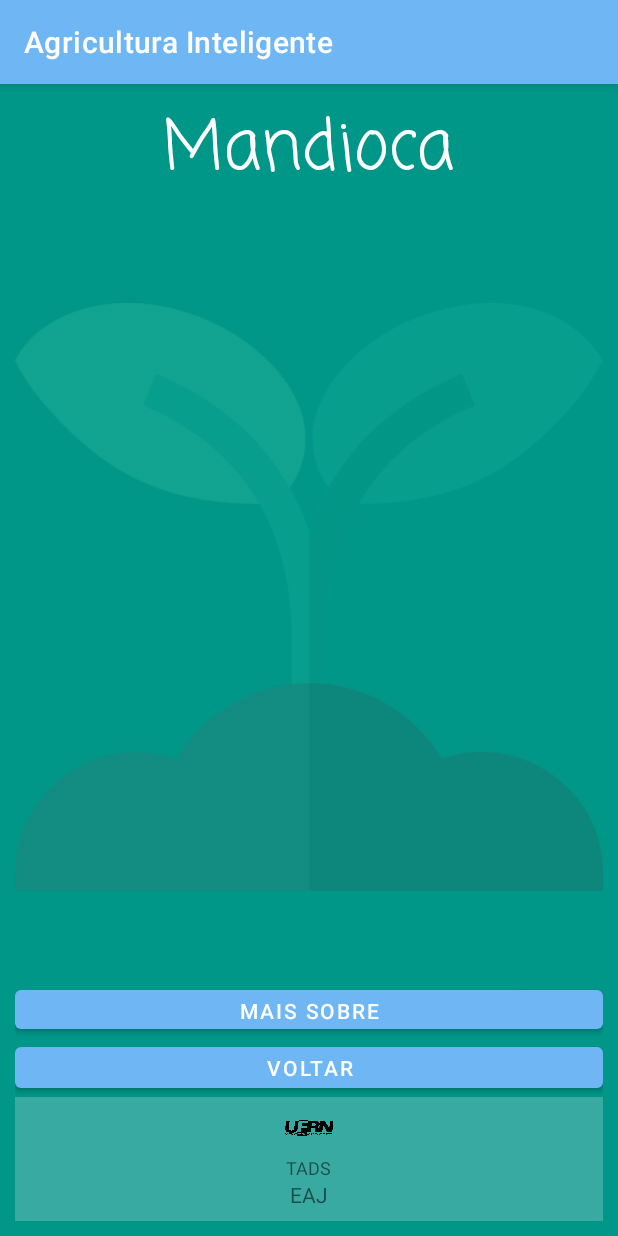
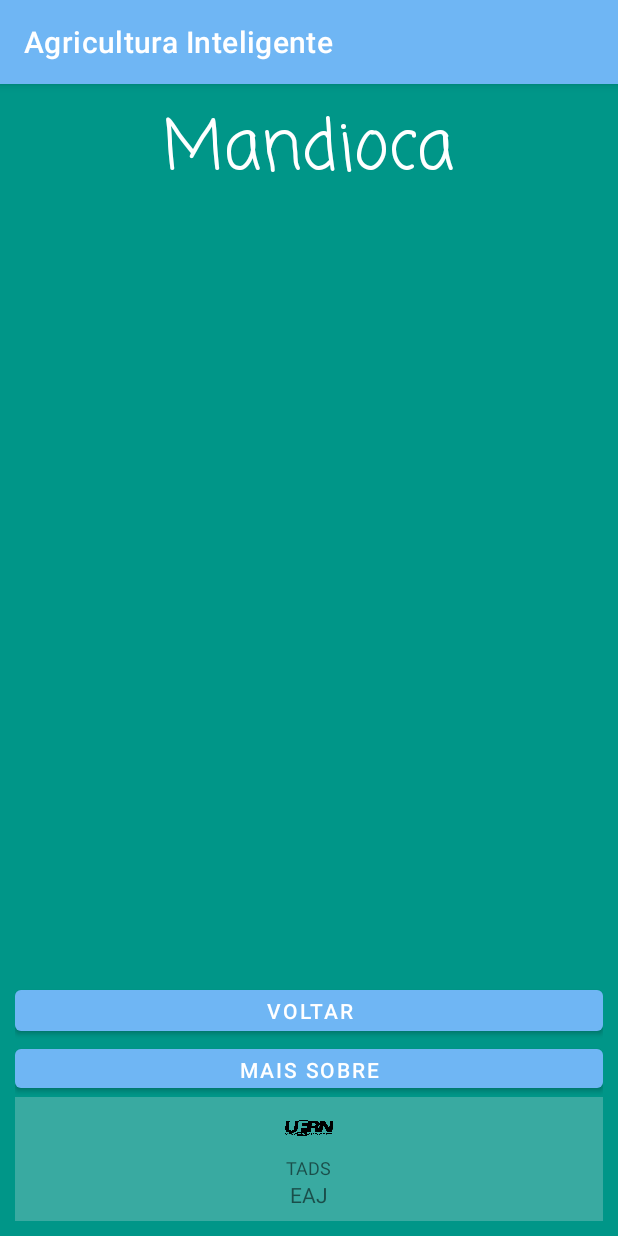
Before and after one commit to v0ltmx/AgriculturaInteligente, an Android app: the Mandioca screen opened directly, with no data from a screen before it, on a phone screen of 412 x 824 dp. Run offline under Robolectric (Android 15) with nearby library versions, the phone set to English and light mode, and no system bars; our stand-ins replace data binding.

Commit message:
botao voltar add

```diff
--- a/app/src/main/AndroidManifest.xml
+++ b/app/src/main/AndroidManifest.xml
@@ -12,6 +12,9 @@
         android:supportsRtl="true"
         android:theme="@style/Theme.AgriculturaInteligente"
         android:usesCleartextTraffic="true">
+        <activity
+            android:name=".MaisSobre"
+            android:exported="false" />
         <activity
             android:name=".Calendario.Calendario"
             android:exported="false" />
--- a/app/src/main/java/com/example/agriculturainteligente/Agriculturas.kt
+++ b/app/src/main/java/com/example/agriculturainteligente/Agriculturas.kt
@@ -16,6 +16,11 @@ class Agriculturas : AppCompatActivity() {
         setContentView(R.layout.activity_agriculturas)
         binding = DataBindingUtil.setContentView(this,R.layout.activity_agriculturas)
         binding.apply {
+
+            voltarInicio.setOnClickListener{
+                val intent = Intent(this@Agriculturas, MainActivity::class.java)
+                startActivity(intent)
+            }
             botaoMandioca.setOnClickListener {
                 val intent = Intent(this@Agriculturas, Mandioca::class.java)
                 startActivity(intent)
--- a/app/src/main/java/com/example/agriculturainteligente/culturas/Feijao.kt
+++ b/app/src/main/java/com/example/agriculturainteligente/culturas/Feijao.kt
@@ -1,8 +1,10 @@
 package com.example.agriculturainteligente.culturas
 
+import android.content.Intent
 import androidx.appcompat.app.AppCompatActivity
 import android.os.Bundle
 import androidx.databinding.DataBindingUtil
+import com.example.agriculturainteligente.Agriculturas
 import com.example.agriculturainteligente.R
 import com.example.agriculturainteligente.databinding.ActivityFeijaoBinding
 import com.example.agriculturainteligente.dialogs.DialogFeijao
@@ -17,6 +19,10 @@ class Feijao : AppCompatActivity() {
         binding = DataBindingUtil.setContentView(this,R.layout.activity_feijao)
 
         binding.apply {
+            voltarFeijao.setOnClickListener{
+                val intent = Intent(this@Feijao, Agriculturas::class.java)
+                startActivity(intent)
+            }
             botaoSobreFeijao.setOnClickListener {
                 var dialog = DialogFeijao()
                 dialog.show(supportFragmentManager,"Dialog")
--- a/app/src/main/java/com/example/agriculturainteligente/culturas/Mandioca.kt
+++ b/app/src/main/java/com/example/agriculturainteligente/culturas/Mandioca.kt
@@ -7,6 +7,7 @@ import android.os.Bundle
 import android.widget.TextView
 import androidx.databinding.DataBindingUtil
 import androidx.lifecycle.ViewModelProvider
+import com.example.agriculturainteligente.Agriculturas
 import com.example.agriculturainteligente.R
 import com.example.agriculturainteligente.databinding.ActivityMandiocaBinding
 import com.example.agriculturainteligente.dialogs.DialogFeijao
@@ -25,6 +26,10 @@ class Mandioca : AppCompatActivity() {
         //viewModel = ViewModelProvider(this).get(Vmodel::class.java)
 
         binding.apply {
+            voltarMandioca.setOnClickListener{
+                val intent = Intent(this@Mandioca, Agriculturas::class.java)
+                startActivity(intent)
+            }
             botaoSobreMandioca.setOnClickListener {
                 var dialog = DialogMandioca()
                 dialog.show(supportFragmentManager,"Dialog")
--- a/app/src/main/java/com/example/agriculturainteligente/culturas/Milho.kt
+++ b/app/src/main/java/com/example/agriculturainteligente/culturas/Milho.kt
@@ -1,8 +1,10 @@
 package com.example.agriculturainteligente.culturas
 
+import android.content.Intent
 import androidx.appcompat.app.AppCompatActivity
 import android.os.Bundle
 import androidx.databinding.DataBindingUtil
+import com.example.agriculturainteligente.Agriculturas
 import com.example.agriculturainteligente.R
 import com.example.agriculturainteligente.databinding.ActivityMilhoBinding
 
@@ -18,6 +20,10 @@ class Milho : AppCompatActivity() {
         binding = DataBindingUtil.setContentView(this,R.layout.activity_milho)
 
         binding.apply {
+            voltarMilho.setOnClickListener{
+                val intent = Intent(this@Milho, Agriculturas::class.java)
+                startActivity(intent)
+            }
             botaoSobreMilho.setOnClickListener {
                 var dialog = DialogMilho()
                 dialog.show(supportFragmentManager,"Dialog")
--- a/app/src/main/res/layout/activity_calculo.xml
+++ b/app/src/main/res/layout/activity_calculo.xml
@@ -96,7 +96,7 @@
 
         </LinearLayout>
         <WebView
-            android:id="@+id/webview"
+            android:id="@+id/WebView"
             android:layout_width="match_parent"
             android:layout_height="match_parent" />
 
--- a/app/src/main/res/layout/activity_main.xml
+++ b/app/src/main/res/layout/activity_main.xml
@@ -184,7 +184,7 @@
                             android:layout_height="5dp" />
 
                         <Button
-                            android:id="@+id/about"
+                            android:id="@+id/buttonMais"
                             android:layout_width="65dp"
                             android:layout_height="wrap_content"
                             android:text="EAJ"
--- a/app/src/main/res/layout/activity_mandioca.xml
+++ b/app/src/main/res/layout/activity_mandioca.xml
@@ -39,10 +39,6 @@
                     android:textColor="@color/design_default_color_surface"
                     android:textSize="45dp" />
 
-                <Space
-                    android:layout_width="wrap_content"
-                    android:layout_height="80dp" />
-
             </LinearLayout>
 
 
@@ -54,25 +50,17 @@
                 android:orientation="vertical">
 
 
-                <ImageView
-                    android:id="@+id/imageBackground"
+                <Button
+                    android:id="@+id/voltarMandioca"
                     android:layout_width="match_parent"
-                    android:layout_height="wrap_content"
-                    android:alpha="0.2"
-                    app:srcCompat="@drawable/renderagric" />
-
+                    android:layout_height="39dp"
+                    android:text="Voltar" />
 
                 <Button
                     android:id="@+id/botaoSobreMandioca"
                     android:layout_width="match_parent"
                     android:layout_height="38dp"
                     android:text="Mais Sobre" />
-
-                <Button
-                    android:id="@+id/button"
-                    android:layout_width="match_parent"
-                    android:layout_height="39dp"
-                    android:text="Voltar" />
 
                 <LinearLayout
                     android:layout_width="match_parent"
@@ -118,12 +106,6 @@
 
         </RelativeLayout>
 
-        <androidx.constraintlayout.widget.Group
-            android:id="@+id/group"
-            android:layout_width="wrap_content"
-            android:layout_height="wrap_content"
-            app:constraint_referenced_ids="principalContainer" />
-
 
     </androidx.constraintlayout.widget.ConstraintLayout>
 </layout>
```
Also changed, not shown: app/src/main/java/com/example/agriculturainteligente/Calculo.kt (+8 -5 lines), app/src/main/java/com/example/agriculturainteligente/MainActivity.kt (+6 -2 lines), app/src/main/java/com/example/agriculturainteligente/MaisSobre.kt (renamed from app/src/main/java/com/example/agriculturainteligente/sobre.kt, +4 -6 lines), app/src/main/res/layout/activity_agriculturas.xml (+6 -23 lines), app/src/main/res/layout/activity_feijao.xml (+7 -1 lines), app/src/main/res/layout/activity_mais_sobre.xml (renamed from app/src/main/res/layout/activity_sobre.xml, +8 -2 lines), app/src/main/res/layout/activity_milho.xml (+7 -1 lines).
